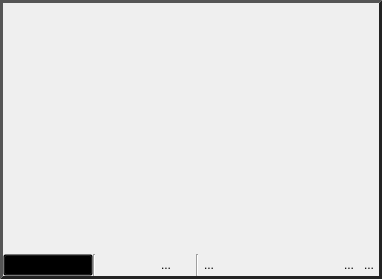
Old version of the form Interface/AppInterface/ViewerWidget.ui in the repository jessdtate/Seg3D.
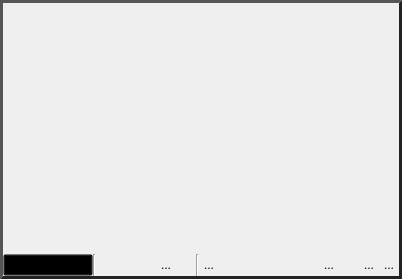
New version of the form. Icons and pictures are not drawn. Custom widgets are drawn as their Qt base class.

Commit message: Viewer and renderer pieces cleanup. Fixed the bug that slices aren't the same after loading a saved project. Added a state variable to the viewer that controls the visibility of invisible 2D views in the volume view.

```diff
--- a/Interface/AppInterface/ViewerWidget.ui
+++ b/Interface/AppInterface/ViewerWidget.ui
@@ -6,7 +6,7 @@
    <rect>
     <x>0</x>
     <y>0</y>
-    <width>382</width>
+    <width>402</width>
     <height>279</height>
    </rect>
   </property>
@@ -1033,6 +1033,25 @@
                  </property>
                 </widget>
                </item>
+               <item>
+                <widget class="QToolButton" name="show_invisible_slices_button_">
+                 <property name="minimumSize">
+                  <size>
+                   <width>20</width>
+                   <height>20</height>
+                  </size>
+                 </property>
+                 <property name="maximumSize">
+                  <size>
+                   <width>20</width>
+                   <height>20</height>
+                  </size>
+                 </property>
+                 <property name="text">
+                  <string>...</string>
+                 </property>
+                </widget>
+               </item>
                <item>
                 <widget class="QToolButton" name="volume_rendering_visible_button_">
                  <property name="minimumSize">
```
The commit also changes 11 other files.
